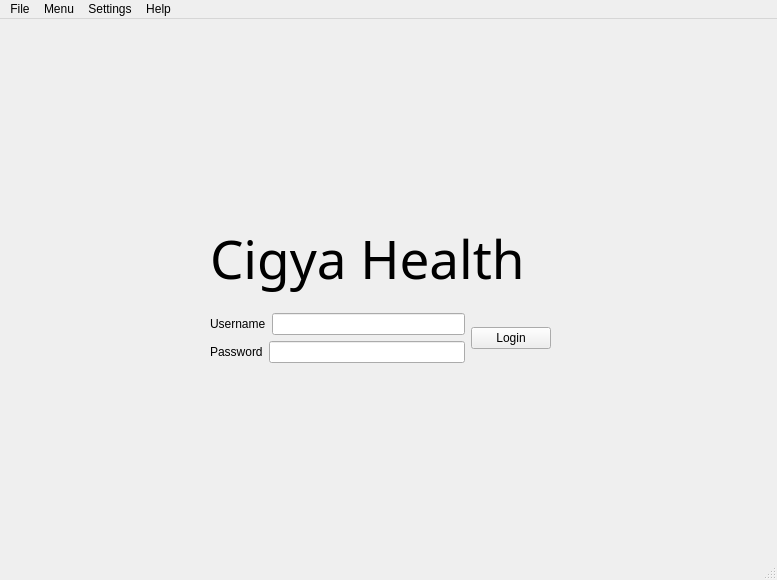
The window that cigya/ui/login.ui (CS532-Marlboro-Health-Tracker/Cigya) describes before a commit, drawn with Qt 5.
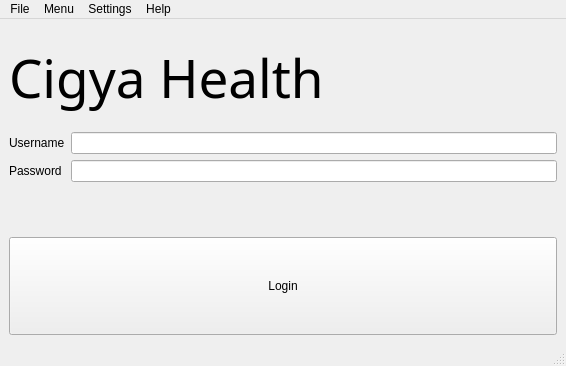
The same window after the commit.

Commit message: Login, Main and ER revision 2

The edit to the form file:
```diff
--- a/cigya/ui/login.ui
+++ b/cigya/ui/login.ui
@@ -6,8 +6,8 @@
    <rect>
     <x>0</x>
     <y>0</y>
-    <width>777</width>
-    <height>580</height>
+    <width>566</width>
+    <height>366</height>
    </rect>
   </property>
   <property name="windowTitle">
@@ -20,84 +20,68 @@
    <property name="autoFillBackground">
     <bool>false</bool>
    </property>
-   <widget class="QWidget" name="layoutWidget">
-    <property name="geometry">
-     <rect>
-      <x>210</x>
-      <y>190</y>
-      <width>341</width>
-      <height>154</height>
-     </rect>
-    </property>
-    <layout class="QVBoxLayout" name="verticalLayout_2">
-     <item>
-      <widget class="QLabel" name="label">
-       <property name="font">
-        <font>
-         <family>Segoe Print</family>
-         <pointsize>40</pointsize>
-        </font>
-       </property>
-       <property name="text">
-        <string>Cigya Health</string>
-       </property>
-      </widget>
-     </item>
-     <item>
-      <layout class="QHBoxLayout" name="horizontalLayout_3">
+   <layout class="QGridLayout" name="gridLayout">
+    <item row="3" column="0">
+     <layout class="QFormLayout" name="formLayout">
        <property name="sizeConstraint">
         <enum>QLayout::SetDefaultConstraint</enum>
        </property>
-       <item>
-        <layout class="QVBoxLayout" name="verticalLayout">
-         <item>
-          <layout class="QHBoxLayout" name="horizontalLayout">
-           <item>
+      <item row="0" column="0">
             <widget class="QLabel" name="label_2">
              <property name="text">
               <string>Username</string>
              </property>
             </widget>
            </item>
-           <item>
+      <item row="0" column="1">
             <widget class="QLineEdit" name="lineEdit"/>
            </item>
-          </layout>
-         </item>
-         <item>
-          <layout class="QHBoxLayout" name="horizontalLayout_2">
-           <item>
+      <item row="1" column="0">
             <widget class="QLabel" name="label_3">
              <property name="text">
               <string>Password</string>
              </property>
             </widget>
            </item>
-           <item>
+      <item row="1" column="1">
             <widget class="QLineEdit" name="lineEdit_2"/>
            </item>
           </layout>
          </item>
-        </layout>
-       </item>
-       <item>
+    <item row="0" column="0">
+     <widget class="QLabel" name="label">
+      <property name="font">
+       <font>
+        <family>Segoe Print</family>
+        <pointsize>40</pointsize>
+       </font>
+      </property>
+      <property name="text">
+       <string>Cigya Health</string>
+      </property>
+     </widget>
+    </item>
+    <item row="4" column="0">
         <widget class="QPushButton" name="pushButton">
+      <property name="sizePolicy">
+       <sizepolicy hsizetype="Minimum" vsizetype="Preferred">
+        <horstretch>0</horstretch>
+        <verstretch>0</verstretch>
+       </sizepolicy>
+      </property>
          <property name="text">
           <string>Login</string>
          </property>
         </widget>
        </item>
       </layout>
-     </item>
-    </layout>
-   </widget>
   </widget>
   <widget class="QMenuBar" name="menubar">
    <property name="geometry">
     <rect>
      <x>0</x>
      <y>0</y>
-     <width>777</width>
+     <width>566</width>
      <height>21</height>
     </rect>
    </property>
```
Lines whose indentation alone changed are shown as unchanged. The commit also changes 2 other files.
